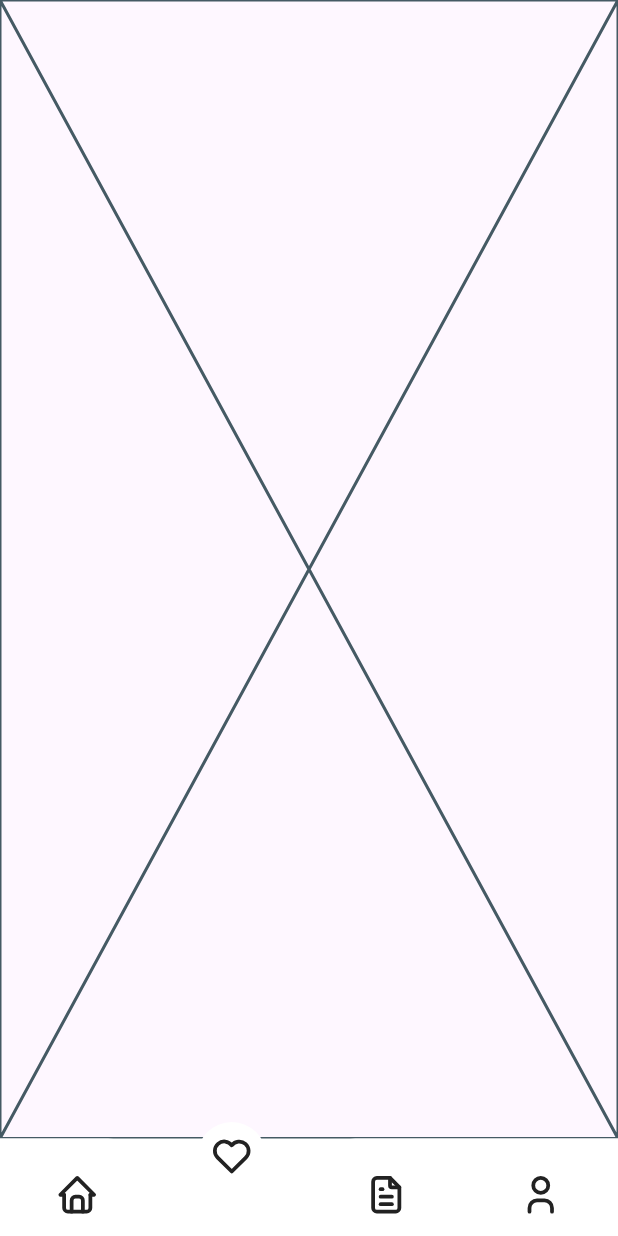
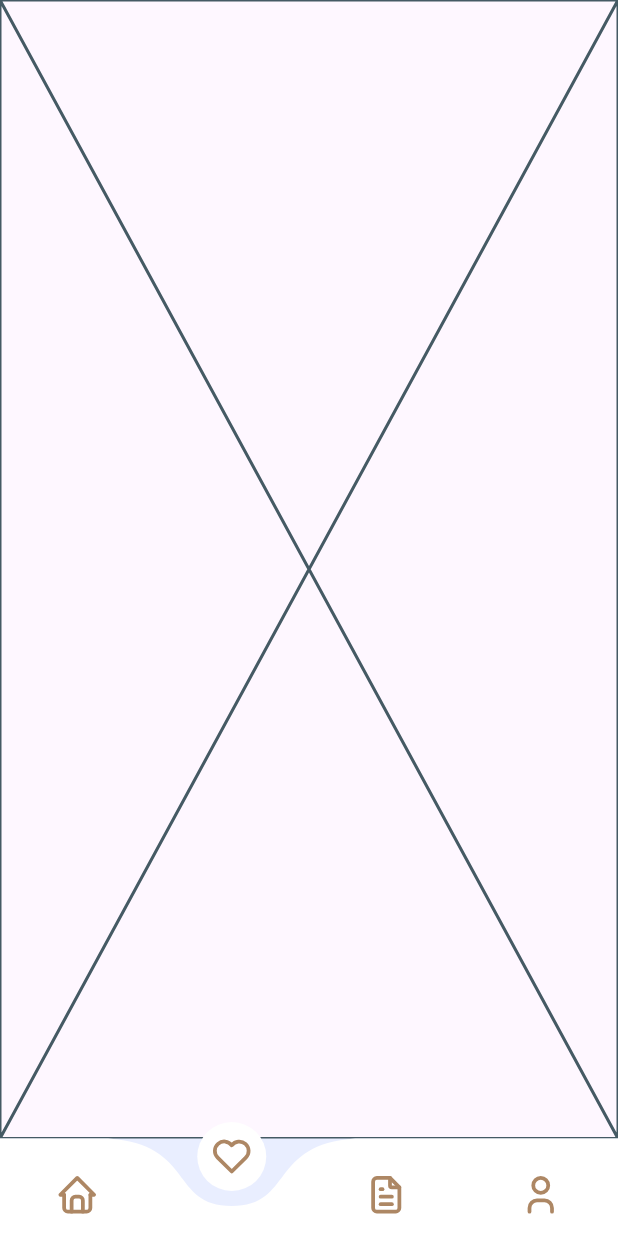
Before and after one commit to PemrogramanMobileKelompok1/MinimalEcommerce, a Flutter app: the screen it shows after launch, item 2 of the bottom bar chosen, on a phone screen of 412 x 824 dp. Run offline on Flutter 3.47's test engine with Material 3 defaults, Android fonts, the phone set to English and light mode, and no system bars; drawn by our look-alikes of curved_navigation_bar; our stand-ins replace flutter_countdown_timer, flutter_rating_bar, flutter_tabler_icons; network calls fail.

Commit message:
update_dikit

```diff
--- a/lib/CONFIGURATION/configuration.dart
+++ b/lib/CONFIGURATION/configuration.dart
@@ -5,8 +5,8 @@ import 'package:intl/intl.dart';
 
 class Warna {
   /* static var BG = Color(0xFFf4f1e1); */
-  /* static var BG = Color(0xFFE9EEFF); */
-  static var BG = Color(0xFFFFFFFF);
+  static var BG = Color(0xFFE9EEFF);
+  /* static var BG = Color(0xFFFFFFFF); */
   static var Primary = Color(0xFFD0A175);
   static var PrimaryDark = Color(0xFFAD8764);
   static var PrimaryHalf = Color.fromARGB(255, 215, 183, 153);
--- a/lib/main.dart
+++ b/lib/main.dart
@@ -173,11 +173,27 @@
             _currentIndex = index; // Change the page when an item is tapped
           });
         },
-        items: const <Widget>[
-          Icon(TablerIcons.home, size: 30), // Catatan
-          Icon(TablerIcons.heart, size: 30), // Grafi
-          Icon(TablerIcons.file_text, size: 30), // Laporan
-          Icon(TablerIcons.user, size: 30), // Profile
+        items: <Widget>[
+          Icon(
+            TablerIcons.home,
+            size: 30,
+            color: Warna.PrimaryDark,
+          ), // Catatan
+          Icon(
+            TablerIcons.heart,
+            size: 30,
+            color: Warna.PrimaryDark,
+          ), // Grafi
+          Icon(
+            TablerIcons.file_text,
+            size: 30,
+            color: Warna.PrimaryDark,
+          ), // Laporan
+          Icon(
+            TablerIcons.user,
+            size: 30,
+            color: Warna.PrimaryDark,
+          ), // Profile
         ],
       ),
     );
--- a/pubspec.yaml
+++ b/pubspec.yaml
@@ -49,7 +49,7 @@ dev_dependencies:
     # activated in the `analysis_options.yaml` file located at the root of your
     # package. See that file for information about deactivating specific lint
     # rules and activating additional ones.
-    flutter_lints: ^4.0.0
+    flutter_lints: ^5.0.0
 
 # For information on the generic Dart part of this file, see the
 # following page: https://dart.dev/tools/pub/pubspec
```
Also changed, not shown: lib/PAGES/Homepage.dart (+32 -7 lines), pubspec.lock, 1 other file.
